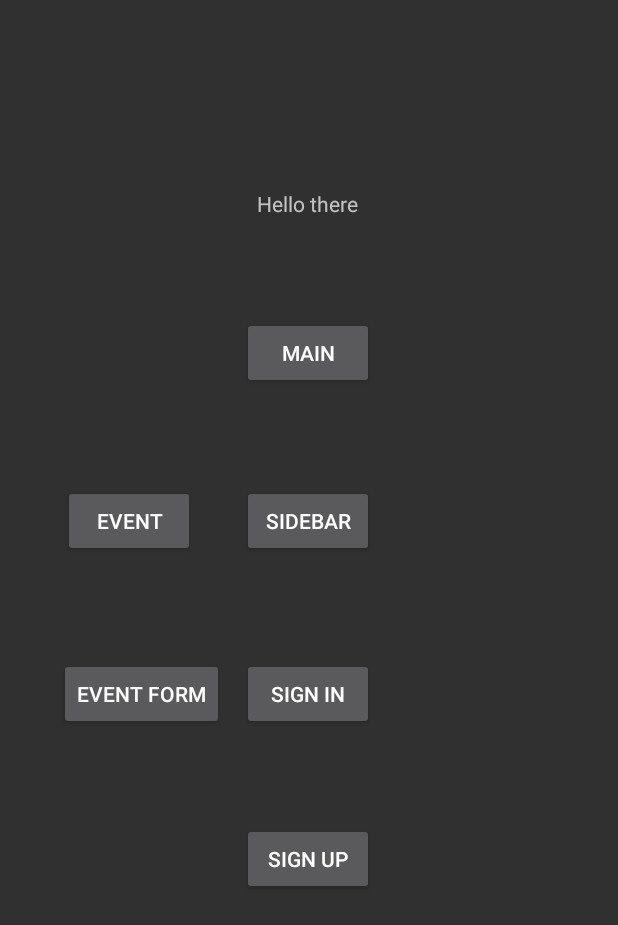
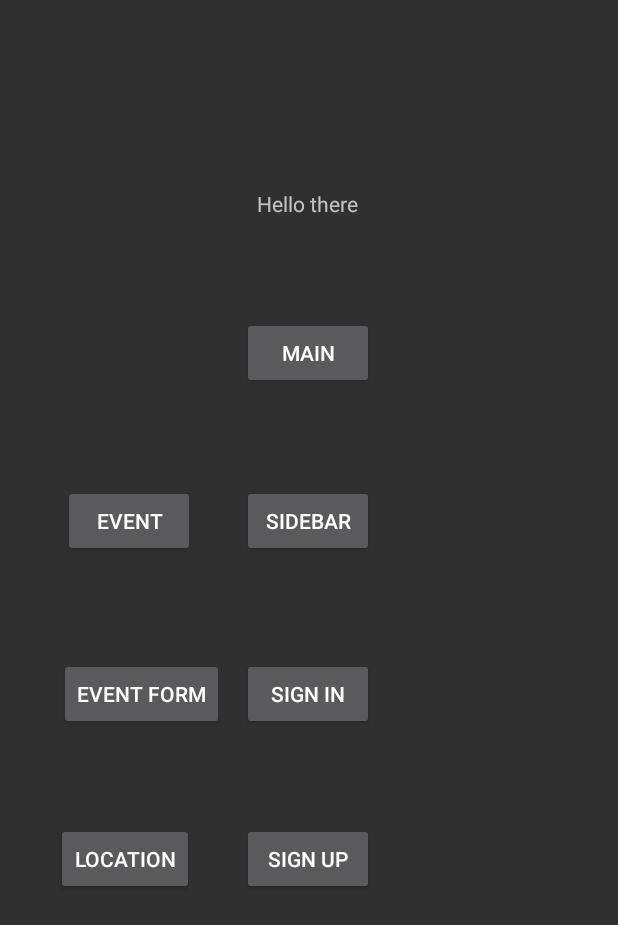
Before and after one commit to KordianCeranowski/tabletop-connector-front, an Android app: the screen it shows after launch (UserLoggedOutActivity), on a phone screen of 412 x 824 dp. Shown: the top 925 px of the screen. Run offline under Robolectric (Android 15) with nearby library versions, the phone set to English and light mode, and no system bars; libraries missing offline, so code that uses them is left out: net.alexandroid.utils, splitties.activities.start, splitties.toast; 1 statement that could not run was skipped.

Commit message:
Add Google location services

```diff
--- a/app/build.gradle
+++ b/app/build.gradle
@@ -66,4 +66,6 @@ dependencies {
     // Logging
     implementation 'net.alexandroid.utils:mylogkt:1.12'
 
+    // Google Location
+    implementation 'com.google.android.gms:play-services-location:17.1.0'
 }
--- a/app/src/main/java/com/example/tabletop/activity/UserLoggedOutActivity.kt
+++ b/app/src/main/java/com/example/tabletop/activity/UserLoggedOutActivity.kt
@@ -2,6 +2,8 @@ package com.example.tabletop.activity
 
 import androidx.appcompat.app.AppCompatActivity
 import android.os.Bundle
+import com.example.tabletop.activity.sample.LocationActivity
+import com.example.tabletop.activity.sample.SidebarActivity
 import com.example.tabletop.databinding.ActivityUserLoggedOutBinding
 import com.example.tabletop.util.Helpers.getMockEvent
 import com.example.tabletop.util.Helpers.startWithExtra
@@ -24,7 +26,7 @@ class UserLoggedOutActivity : AppCompatActivity() {
         }
 
         binding.btnStartTestActivity.setOnClickListener {
-            start<TestActivity>()
+            start<SidebarActivity>()
         }
 
         binding.btnStartLoginActivity.setOnClickListener {
@@ -43,6 +45,10 @@ class UserLoggedOutActivity : AppCompatActivity() {
         binding.btnStartEventFormActivity.setOnClickListener {
             start<EventFormActivity>()
         }
+
+        binding.btnStartLocationActivity.setOnClickListener {
+            start<LocationActivity>()
+        }
     }
 
     private fun setup() {
--- a/app/src/main/res/layout/activity_test.xml
+++ b/app/src/main/res/layout/activity_sidebar.xml
@@ -5,7 +5,7 @@
     android:id="@+id/drawerLayout"
     android:layout_width="match_parent"
     android:layout_height="match_parent"
-    tools:context=".activity.TestActivity">
+    tools:context=".activity.sample.SidebarActivity">
 
     <androidx.constraintlayout.widget.ConstraintLayout
         android:layout_width="match_parent"
--- a/app/src/main/res/layout/activity_user_logged_out.xml
+++ b/app/src/main/res/layout/activity_user_logged_out.xml
@@ -93,4 +93,16 @@
         app:layout_constraintTop_toTopOf="parent"
         app:layout_constraintVertical_bias="0.565" />
 
+    <Button
+        android:id="@+id/btn_start_location_activity"
+        android:layout_width="wrap_content"
+        android:layout_height="wrap_content"
+        android:text="Location"
+        app:layout_constraintBottom_toBottomOf="parent"
+        app:layout_constraintEnd_toEndOf="parent"
+        app:layout_constraintHorizontal_bias="0.116"
+        app:layout_constraintStart_toStartOf="parent"
+        app:layout_constraintTop_toTopOf="parent"
+        app:layout_constraintVertical_bias="0.707" />
+
 </androidx.constraintlayout.widget.ConstraintLayout>
```
Also changed, not shown: app/src/main/AndroidManifest.xml (+5 -2 lines), app/src/main/java/com/example/tabletop/activity/sample/LocationActivity.kt (added, +66 -0 lines), app/src/main/java/com/example/tabletop/activity/sample/SidebarActivity.kt (renamed from app/src/main/java/com/example/tabletop/activity/TestActivity.kt, +7 -7 lines), app/src/main/res/layout/activity_location.xml (added, +9 -0 lines).
